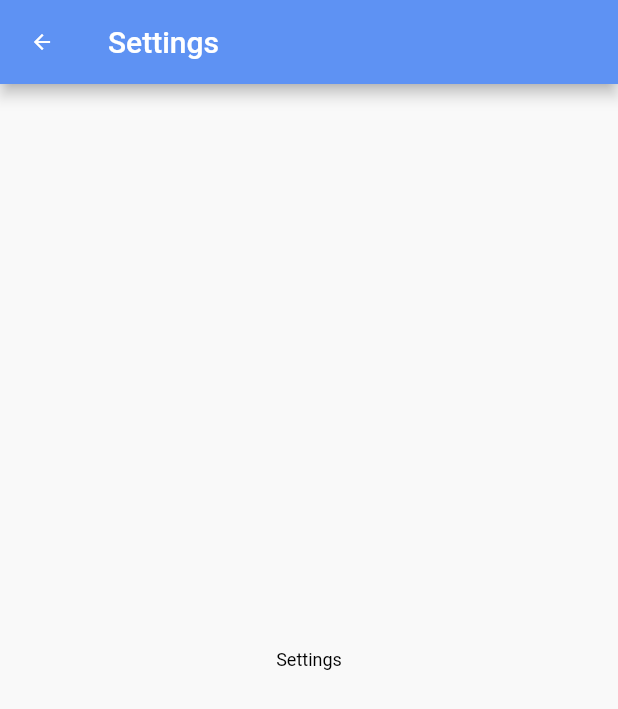
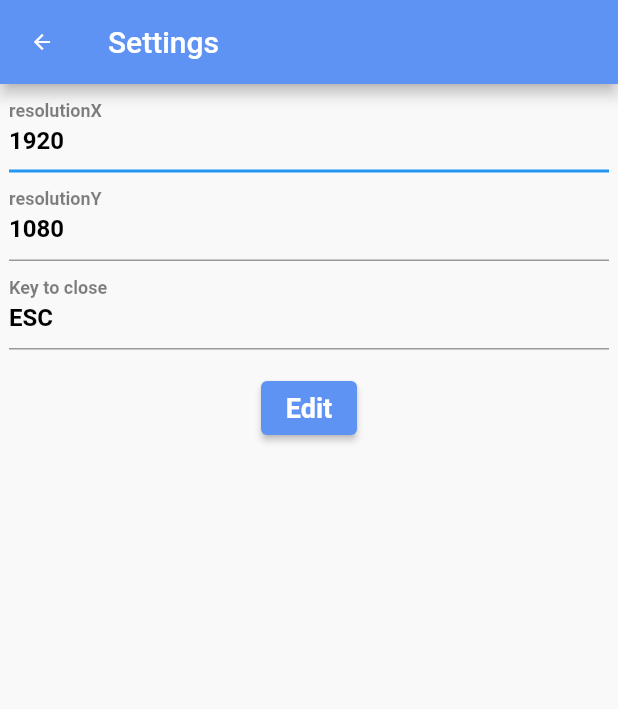
Before and after one commit to DeskX11/DeskX11-gui, a Flutter app: the SettingsScreen screen opened directly, on a phone screen of 412 x 824 dp. Shown: the top 709 px of the screen. Run offline on Flutter 3.47's test engine with Material 2 defaults, Android fonts, the phone set to English and light mode, and no system bars; our stand-ins replace sqflite; accounts and stored records are empty; key blocks and very long unbroken strings in the code were emptied for the run.

Commit message:
add settings logic

```diff
--- /dev/null
+++ b/lib/src/features/settings/form-settings.dart
@@ -0,0 +1,117 @@
+import 'package:flutter/material.dart';
+import '../../models/settings.dart';
+import '../../widgets/button.dart';
+import 'package:flutter/services.dart';
+
+class FormSetting extends StatefulWidget {
+  Settings settings;
+  final VoidCallback save;
+
+  FormSetting({
+    Key key,
+    @required this.settings,
+    @required this.save,
+  }) : super(key: key);
+
+  @override
+  _FormSettingState createState() => _FormSettingState();
+}
+
+class _FormSettingState extends State<FormSetting> {
+  Map<String, bool> _error = {
+    'resolutionX': false,
+    'resolutionY': false,
+    'key': false,
+  };
+
+  void clearValidate() {
+    setState(() => _error = {
+          'resolutionX': false,
+          'resolutionY': false,
+          'key': false,
+        });
+  }
+
+  void validate(context) {
+    clearValidate();
+    FocusScope.of(context).unfocus();
+    if (widget.settings.resolutionX == null) {
+      setState(() => _error['resolutionX'] = true);
+    }
+    if (widget.settings.resolutionY == null) {
+      setState(() => _error['resolutionY'] = true);
+    }
+    if (widget.settings.key.length == 0) {
+      setState(() => _error['key'] = true);
+    }
+    for (var value in _error.values) {
+      if (value) {
+        return;
+      }
+    }
+    widget.save();
+  }
+
+  @override
+  Widget build(BuildContext context) {
+    return Column(children: [
+      TextField(
+        autofocus: true,
+        keyboardType: TextInputType.number,
+        inputFormatters: [
+          FilteringTextInputFormatter.digitsOnly
+        ], // Only numbers can be entered
+        controller: TextEditingController()
+          ..text = widget.settings.resolutionX == null
+              ? ''
+              : widget.settings.resolutionX.toString(),
+        decoration: InputDecoration(
+            labelText: 'resolutionX',
+            hintText: 'resolutionX screen',
+            errorText:
+                _error['resolutionX'] ? 'Error in screen resolutionX' : null),
+        onChanged: (value) {
+          widget.settings.resolutionX =
+              value.length > 0 ? int.parse(value) : null;
+        },
+      ),
+      TextField(
+        autofocus: true,
+        keyboardType: TextInputType.number,
+        inputFormatters: [
+          FilteringTextInputFormatter.digitsOnly
+        ], // Only numbers can be entered
+        controller: TextEditingController()
+          ..text = widget.settings.resolutionY == null
+              ? ''
+              : widget.settings.resolutionY.toString(),
+        decoration: InputDecoration(
+            labelText: 'resolutionY',
+            hintText: 'resolutionY screen',
+            errorText: _error['resolutionY'] ? 'Error in resolution' : null),
+        onChanged: (value) {
+          widget.settings.resolutionY =
+              value.length > 0 ? int.parse(value) : null;
+        },
+      ),
+      TextField(
+        autofocus: true,
+        controller: TextEditingController()..text = widget.settings.key,
+        decoration: InputDecoration(
+            labelText: 'Key to close',
+            hintText: 'Key to close',
+            errorText: _error['key'] ? 'Key to close error' : null),
+        onChanged: (value) {
+          widget.settings.key = value;
+        },
+      ),
+      Padding(
+          padding: EdgeInsets.fromLTRB(20, 15, 20, 15),
+          child: ButtonWidget(
+            onPressed: () => {validate(context)},
+            text: "Edit",
+            size: 18.0,
+          )),
+    ]);
+  }
+}
--- /dev/null
+++ b/lib/src/features/settings/settings-page.dart
@@ -0,0 +1,45 @@
+import 'package:flutter/material.dart';
+import '../../models/settings.dart';
+import '../../utils/db.dart';
+import './form-settings.dart';
+
+class SettingPage extends StatefulWidget {
+  SettingPage({Key key}) : super(key: key);
+
+  @override
+  _SettingPageState createState() => _SettingPageState();
+}
+
+class _SettingPageState extends State<SettingPage> {
+  Settings _settings = Settings();
+
+  void _update() async {
+    await DB.update(Settings.table, _settings);
+    refresh();
+  }
+
+  @override
+  void initState() {
+    refresh();
+    super.initState();
+  }
+
+  void refresh() async {
+    List<Map<String, dynamic>> _results = await DB.query(Settings.table);
+    setState(() {
+      _settings = _results.map((item) => Settings.fromMap(item)).toList()[0];
+    });
+  }
+
+  @override
+  Widget build(BuildContext context) {
+    return Scaffold(
+        body: Center(
+            child: Container(
+                width: 400,
+                child: FormSetting(
+                  settings: _settings,
+                  save: () => _update(),
+                ))));
+  }
+}
--- /dev/null
+++ b/lib/src/models/settings.dart
@@ -0,0 +1,35 @@
+import './model.dart';
+
+class Settings extends Model {
+  static String table = 'settings';
+
+  int id;
+  int resolutionX;
+  int resolutionY;
+  String key;
+
+  Settings(
+      {this.id,
+      this.resolutionX = 1920,
+      this.resolutionY = 1080,
+      this.key = 'ESC'});
+
+  Map<String, dynamic> toMap() {
+    Map<String, dynamic> map = {
+      'resolutionX': resolutionX,
+      'resolutionY': resolutionY,
+      'key': key
+    };
+
+    return map;
+  }
+
+  // нужен каст типов из-за того драйвер приводит строку с числом к инту
+  static Settings fromMap(Map<String, dynamic> map) {
+    return Settings(
+        id: map['id'],
+        resolutionX: map['resolutionX'],
+        resolutionY: map['resolutionY'],
+        key: map['key'].toString());
+  }
+}
--- a/lib/src/screens/settings/index.dart
+++ b/lib/src/screens/settings/index.dart
@@ -1,20 +1,13 @@
 import 'package:flutter/material.dart';
+import '../../features/settings/settings-page.dart';
 
 class SettingsScreen extends StatelessWidget {
   @override
   Widget build(BuildContext context) {
     return Scaffold(
-      appBar: AppBar(
-        title: Text('Settings'),
-      ),
-      body: Center(
-        child: Column(
-          mainAxisAlignment: MainAxisAlignment.center,
-          children: [
-            Text('Settings'),
-          ],
+        appBar: AppBar(
+          title: Text('Settings'),
         ),
-      ),
-    );
+        body: SettingPage());
   }
 }
--- a/lib/src/utils/db.dart
+++ b/lib/src/utils/db.dart
@@ -13,18 +13,27 @@ abstract class DB {
     }
 
     try {
-      String _path = await getDatabasesPath() + 'test9';
+      String _path = await getDatabasesPath() + 'test30';
       _db = await openDatabase(_path, version: _version, onCreate: onCreate);
     } catch (ex) {
       print(ex);
     }
   }
 
-  static void onCreate(Database db, int version) async => await db.execute(
-      'CREATE TABLE machine_list (id INTEGER PRIMARY KEY NOT NULL, compression STRING, password STRING, encryption STRING, port INTEGER, cmd STRING, ip STRING, name STRING, pic STRING)');
+  static void onCreate(Database db, int version) async => {
+        await db.execute(
+            "CREATE TABLE machine_list (id INTEGER PRIMARY KEY NOT NULL, compression STRING, password STRING, encryption STRING, port INTEGER, cmd STRING, ip STRING, name STRING, pic STRING)"),
+        await db.execute(
+            "CREATE TABLE settings (id INTEGER PRIMARY KEY NOT NULL, resolutionX INTEGER, resolutionY INTEGER, key STRING)"),
+        await db.execute("INSERT INTO settings VALUES (0, 1920, 1080, 'ESC')")
+      };
 
   static Future<List<Map<String, dynamic>>> query(String table) async =>
       _db.query(table);
+
+  static Future<List<Map<String, dynamic>>> queryById(
+          String table, int id) async =>
+      _db.query(table, where: 'id = ' + id.toString());
 
   static Future<int> insert(String table, Model model) async =>
       await _db.insert(table, model.toMap());
```
Also changed, not shown: lib/src/features/home/form-machine.dart (+7 -4 lines), lib/src/features/home/main-page.dart (+12 -44 lines), lib/src/models/machine.dart (+6 -5 lines).
